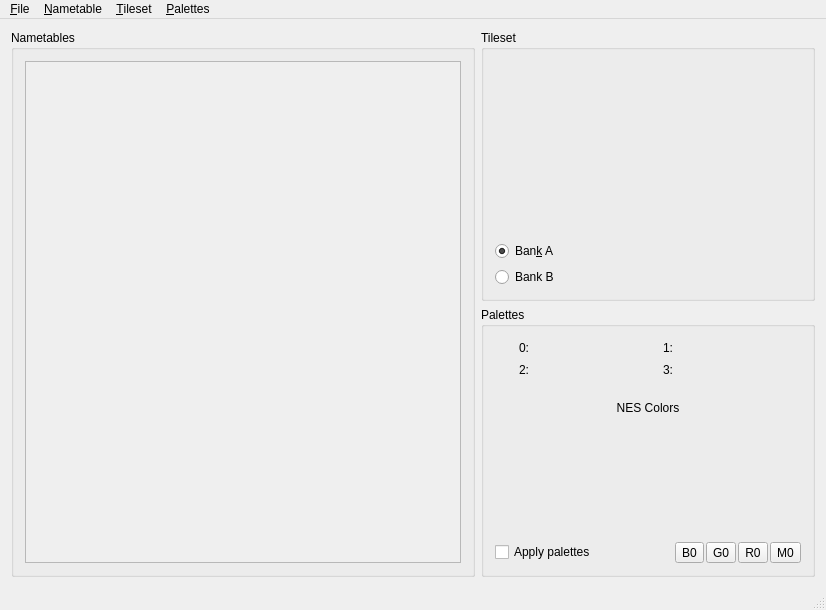
jpwhiting/nestool, file src/mainwindow.ui: the form before one commit.
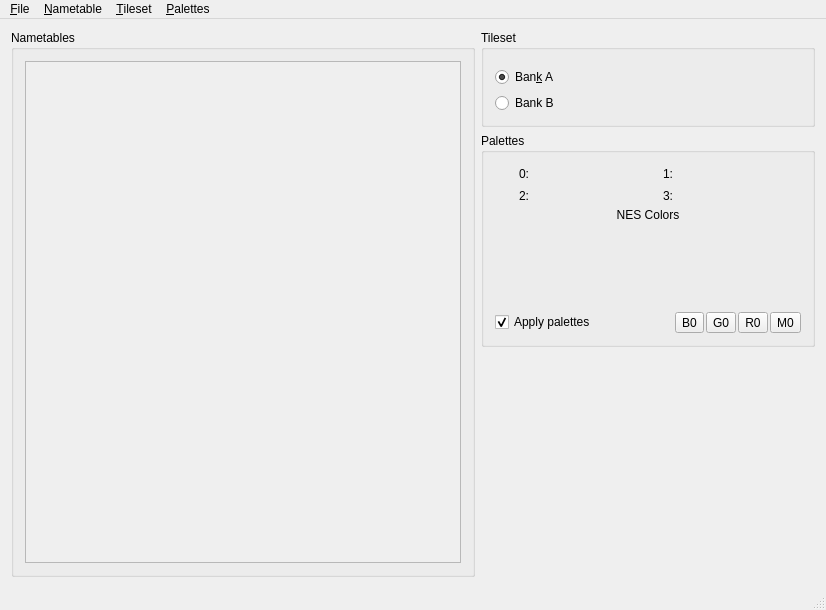
The form after the commit. Custom widgets are drawn as their Qt base class.

What changed in the file:
```diff
--- a/src/mainwindow.ui
+++ b/src/mainwindow.ui
@@ -1452,6 +1452,9 @@
          <property name="text">
           <string>Apply palettes</string>
          </property>
+         <property name="checked">
+          <bool>true</bool>
+         </property>
         </widget>
        </item>
        <item row="0" column="0">
@@ -1812,7 +1815,20 @@
       </layout>
      </widget>
     </item>
-    <item row="0" column="0" rowspan="2">
+    <item row="2" column="1">
+     <spacer name="verticalSpacer">
+      <property name="orientation">
+       <enum>Qt::Vertical</enum>
+      </property>
+      <property name="sizeHint" stdset="0">
+       <size>
+        <width>20</width>
+        <height>40</height>
+       </size>
+      </property>
+     </spacer>
+    </item>
+    <item row="0" column="0" rowspan="3">
      <widget class="QGroupBox" name="groupBox_3">
       <property name="sizePolicy">
        <sizepolicy hsizetype="Preferred" vsizetype="Preferred">
```
Left out of the diff: 2 changed lines with no effect on the pictures.
